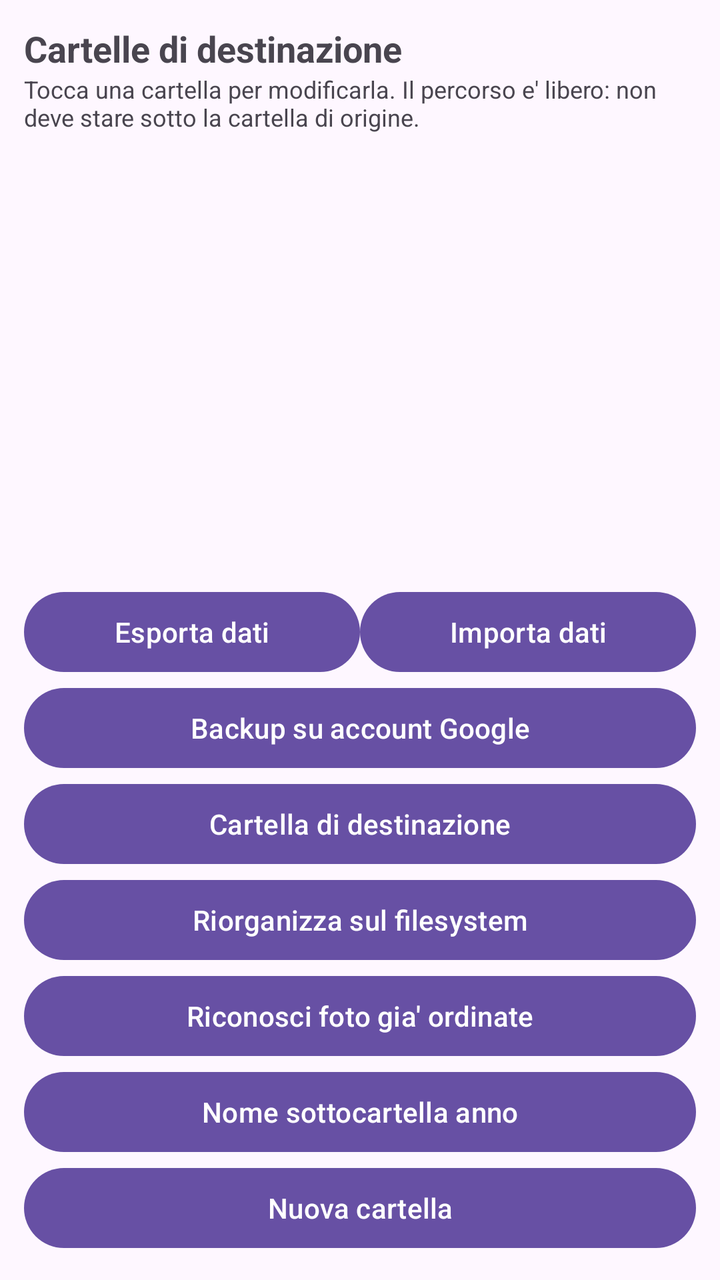
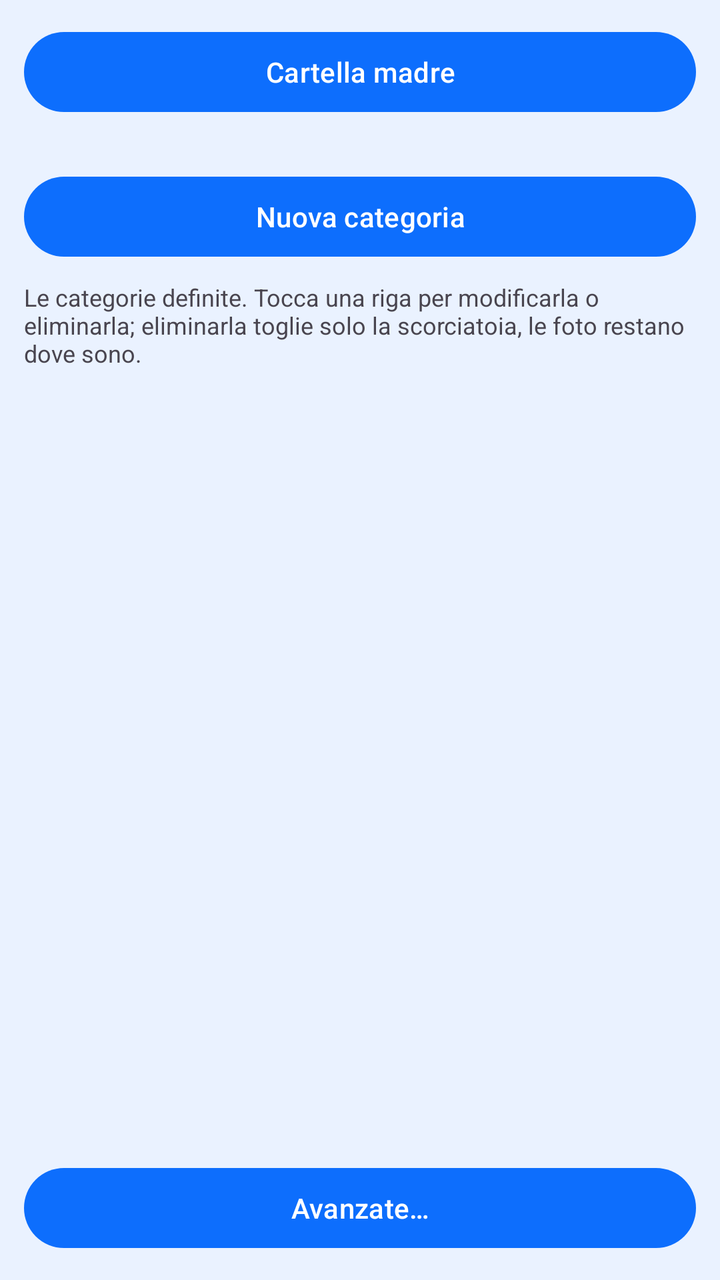

An Android layout rendered at two revisions. The XML below is the earlier revision; the diff shows what the commit changed to produce the second picture.
<!-- AndroidManifest.xml: application theme Theme.Fotosistemis -->
<!-- res/layout/activity_destinations.xml -->
<?xml version="1.0" encoding="utf-8"?>
<LinearLayout xmlns:android="http://schemas.android.com/apk/res/android"
    android:id="@+id/destinationsRoot"
    android:layout_width="match_parent"
    android:layout_height="match_parent"
    android:orientation="vertical"
    android:padding="12dp">

    <TextView
        android:layout_width="match_parent"
        android:layout_height="wrap_content"
        android:text="@string/destinations_title"
        android:textSize="18sp"
        android:textStyle="bold" />

    <TextView
        android:layout_width="match_parent"
        android:layout_height="wrap_content"
        android:layout_marginBottom="8dp"
        android:text="@string/destinations_hint"
        android:textSize="12sp" />

    <ListView
        android:id="@+id/destinationList"
        android:layout_width="match_parent"
        android:layout_height="0dp"
        android:layout_weight="1" />

    <LinearLayout
        android:layout_width="match_parent"
        android:layout_height="wrap_content"
        android:orientation="horizontal">

        <Button
            android:id="@+id/exportButton"
            android:layout_width="0dp"
            android:layout_height="wrap_content"
            android:layout_weight="1"
            android:text="@string/action_export" />

        <Button
            android:id="@+id/importButton"
            android:layout_width="0dp"
            android:layout_height="wrap_content"
            android:layout_weight="1"
            android:text="@string/action_import" />
    </LinearLayout>

    <Button
        android:id="@+id/cloudBackupButton"
        android:layout_width="match_parent"
        android:layout_height="wrap_content"
        android:text="@string/action_cloud_backup" />

    <Button
        android:id="@+id/destinationRootButton"
        android:layout_width="match_parent"
        android:layout_height="wrap_content"
        android:text="@string/action_destination_root" />

    <Button
        android:id="@+id/reorganizeButton"
        android:layout_width="match_parent"
        android:layout_height="wrap_content"
        android:text="@string/action_reorganize" />

    <Button
        android:id="@+id/adoptButton"
        android:layout_width="match_parent"
        android:layout_height="wrap_content"
        android:text="@string/action_adopt" />

    <Button
        android:id="@+id/patternButton"
        android:layout_width="match_parent"
        android:layout_height="wrap_content"
        android:text="@string/pattern_title" />

    <Button
        android:id="@+id/addDestinationButton"
        android:layout_width="match_parent"
        android:layout_height="wrap_content"
        android:text="@string/destination_new" />
</LinearLayout>
<!-- resources referenced by this layout -->
<resources>
  <string name="action_adopt">Riconosci foto gia\' ordinate</string>
  <string name="action_cloud_backup">Backup su account Google</string>
  <string name="action_destination_root">Cartella di destinazione</string>
  <string name="action_export">Esporta dati</string>
  <string name="action_import">Importa dati</string>
  <string name="action_reorganize">Riorganizza sul filesystem</string>
  <string name="destination_new">Nuova cartella</string>
  <string name="destinations_hint">Tocca una cartella per modificarla. Il percorso e\' libero: non deve stare sotto la cartella di origine.</string>
  <string name="destinations_title">Cartelle di destinazione</string>
  <string name="pattern_title">Nome sottocartella anno</string>
  <style name="Theme.Fotosistemis" parent="Base.Theme.Fotosistemis" />
  <style name="Base.Theme.Fotosistemis" parent="Theme.Material3.DayNight.NoActionBar">
          
          
      </style>
</resources>

<!-- the commit's change to res/layout/activity_destinations.xml (unified diff, before → after) -->
@@ -6,17 +6,30 @@
     android:orientation="vertical"
     android:padding="12dp">
 
-    <TextView
+    
+    <Button
+        android:id="@+id/destinationRootButton"
         android:layout_width="match_parent"
         android:layout_height="wrap_content"
-        android:text="@string/destinations_title"
-        android:textSize="18sp"
-        android:textStyle="bold" />
+        android:text="@string/action_destination_root" />
+
+    <TextView
+        android:id="@+id/destinationRootLine"
+        android:layout_width="match_parent"
+        android:layout_height="wrap_content"
+        android:layout_marginBottom="8dp"
+        android:textSize="12sp" />
+
+    <Button
+        android:id="@+id/addDestinationButton"
+        android:layout_width="match_parent"
+        android:layout_height="wrap_content"
+        android:text="@string/destination_new" />
 
     <TextView
         android:layout_width="match_parent"
         android:layout_height="wrap_content"
-        android:layout_marginBottom="8dp"
+        android:layout_marginTop="8dp"
         android:text="@string/destinations_hint"
         android:textSize="12sp" />
 
@@ -26,59 +39,9 @@
         android:layout_height="0dp"
         android:layout_weight="1" />
 
-    <LinearLayout
+    <Button
+        android:id="@+id/advancedButton"
         android:layout_width="match_parent"
         android:layout_height="wrap_content"
-        android:orientation="horizontal">
-
-        <Button
-            android:id="@+id/exportButton"
-            android:layout_width="0dp"
-            android:layout_height="wrap_content"
-            android:layout_weight="1"
-            android:text="@string/action_export" />
-
-        <Button
-            android:id="@+id/importButton"
-            android:layout_width="0dp"
-            android:layout_height="wrap_content"
-            android:layout_weight="1"
-            android:text="@string/action_import" />
-    </LinearLayout>
-
-    <Button
-        android:id="@+id/cloudBackupButton"
-        android:layout_width="match_parent"
-        android:layout_height="wrap_content"
-        android:text="@string/action_cloud_backup" />
-
-    <Button
-        android:id="@+id/destinationRootButton"
-        android:layout_width="match_parent"
-        android:layout_height="wrap_content"
-        android:text="@string/action_destination_root" />
-
-    <Button
-        android:id="@+id/reorganizeButton"
-        android:layout_width="match_parent"
-        android:layout_height="wrap_content"
-        android:text="@string/action_reorganize" />
-
-    <Button
-        android:id="@+id/adoptButton"
-        android:layout_width="match_parent"
-        android:layout_height="wrap_content"
-        android:text="@string/action_adopt" />
-
-    <Button
-        android:id="@+id/patternButton"
-        android:layout_width="match_parent"
-        android:layout_height="wrap_content"
-        android:text="@string/pattern_title" />
-
-    <Button
-        android:id="@+id/addDestinationButton"
-        android:layout_width="match_parent"
-        android:layout_height="wrap_content"
-        android:text="@string/destination_new" />
+        android:text="@string/action_advanced" />
 </LinearLayout>
<!-- resource entries referenced after the edit -->
@@ -1,19 +1,32 @@
 <!-- resources referenced by this layout -->
 <resources>
-  <string name="action_adopt">Riconosci foto gia\' ordinate</string>
-  <string name="action_cloud_backup">Backup su account Google</string>
-  <string name="action_destination_root">Cartella di destinazione</string>
-  <string name="action_export">Esporta dati</string>
-  <string name="action_import">Importa dati</string>
-  <string name="action_reorganize">Riorganizza sul filesystem</string>
-  <string name="destination_new">Nuova cartella</string>
-  <string name="destinations_hint">Tocca una cartella per modificarla. Il percorso e\' libero: non deve stare sotto la cartella di origine.</string>
-  <string name="destinations_title">Cartelle di destinazione</string>
-  <string name="pattern_title">Nome sottocartella anno</string>
+  <string name="action_advanced">Avanzate…</string>
+  <string name="action_destination_root">Cartella madre</string>
+  <string name="destination_new">Nuova categoria</string>
+  <string name="destinations_hint">Le categorie definite. Tocca una riga per modificarla o eliminarla; eliminarla toglie solo la scorciatoia, le foto restano dove sono.</string>
   <style name="Theme.Fotosistemis" parent="Base.Theme.Fotosistemis" />
   <style name="Base.Theme.Fotosistemis" parent="Theme.Material3.DayNight.NoActionBar">
-          
-          
+          <item name="colorPrimary">@color/brand_blue</item>
+          <item name="colorOnPrimary">@color/white</item>
+          <item name="colorPrimaryContainer">@color/brand_blue_light</item>
+          <item name="colorOnPrimaryContainer">@color/ink</item>
+          <item name="colorSecondary">@color/brand_blue_dark</item>
+          <item name="colorOnSecondary">@color/white</item>
+  
+          <item name="android:colorBackground">@color/surface_tint</item>
+          <item name="colorSurface">@color/white</item>
+          <item name="colorOnBackground">@color/ink</item>
+          <item name="colorOnSurface">@color/ink</item>
+          <item name="colorOnSurfaceVariant">@color/ink_muted</item>
+          <item name="android:textColorPrimary">@color/ink</item>
+          <item name="android:textColorSecondary">@color/ink_muted</item>
       </style>
+  <color name="brand_blue">#0D6EFD</color>
+  <color name="white">#FFFFFFFF</color>
+  <color name="brand_blue_light">#CFE2FF</color>
+  <color name="ink">#12233B</color>
+  <color name="brand_blue_dark">#0A58CA</color>
+  <color name="surface_tint">#EAF2FF</color>
+  <color name="ink_muted">#41556F</color>
 </resources>
 
